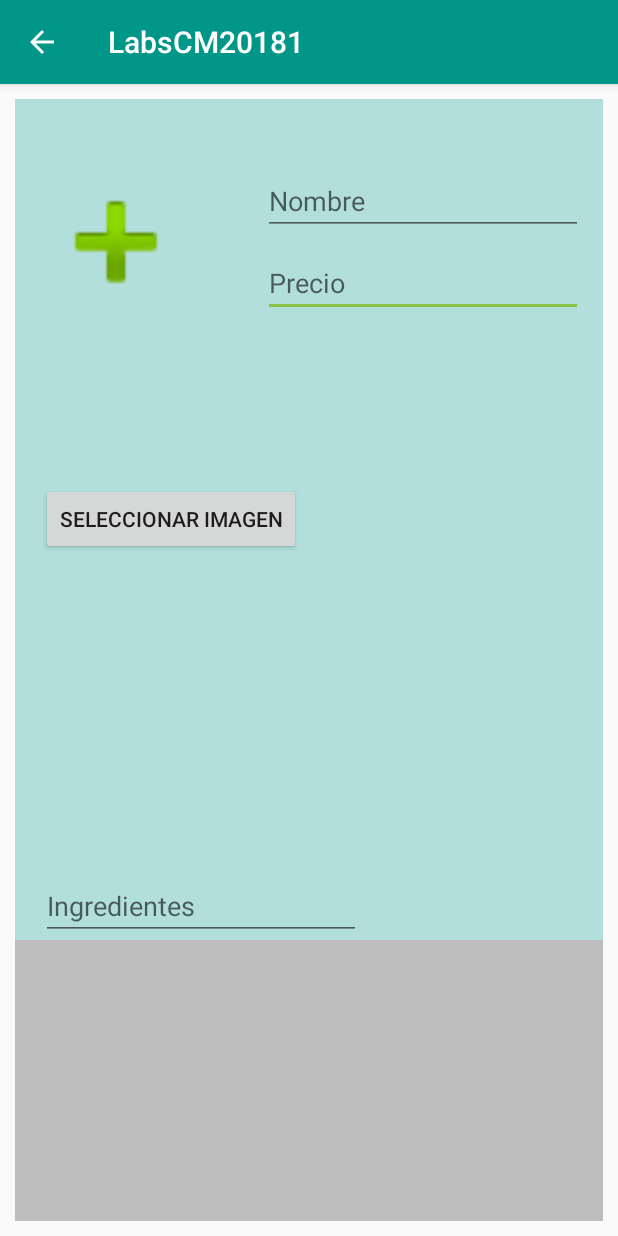
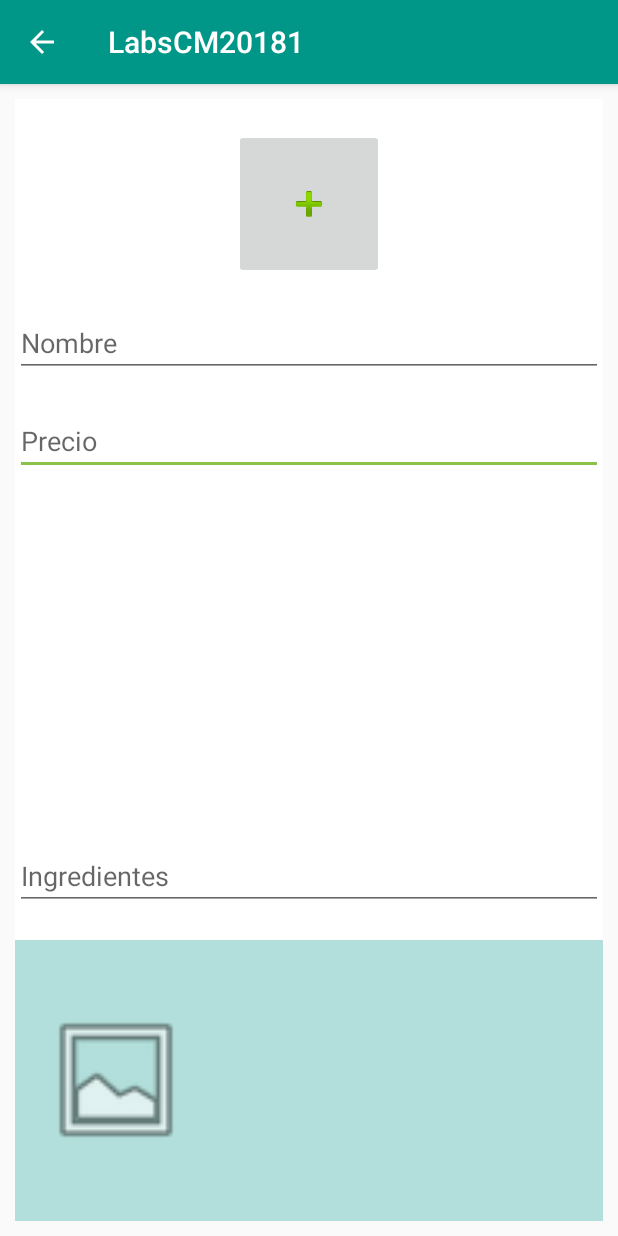
Before and after one commit to juanArias8/Mobile-computing, an Android app: the DrinksActivity screen opened directly, with no data from a screen before it, on a phone screen of 412 x 824 dp. Run offline under Robolectric (Android 15) with nearby library versions, the phone set to English and light mode, and no system bars.

Commit message:
Drinks Activity style

```diff
--- a/LabsCM20181/Lab1-UI/src/main/java/co/edu/udea/compumovil/gr06_20181/lab1/DrinksActivity.java
+++ b/LabsCM20181/Lab1-UI/src/main/java/co/edu/udea/compumovil/gr06_20181/lab1/DrinksActivity.java
@@ -10,33 +10,32 @@ import android.widget.ImageView;
 
 public class DrinksActivity extends AppCompatActivity {
 
-    ImageView imagen;
+    ImageView image;
 
     @Override
     protected void onCreate(Bundle savedInstanceState) {
         super.onCreate(savedInstanceState);
         setContentView(R.layout.activity_drinks);
 
-        imagen = (ImageView)findViewById(R.id.iv_drink_add_image);
-
+        image = (ImageView) findViewById(R.id.iv_drink_add_image);
     }
 
-    public void onClick(View view) {
-        cargarImagen();
+    public void ibLoadImage(View view) {
+        loadImage();
     }
 
-    private void cargarImagen(){
+    private void loadImage(){
         Intent intent=new Intent(Intent.ACTION_PICK, MediaStore.Images.Media.EXTERNAL_CONTENT_URI);
         intent.setType("image/");
-        startActivityForResult(intent.createChooser(intent,"Seleccione la aplicacion"),10);
+        startActivityForResult(intent.createChooser(intent,"Select an application"),10);
     }
 
     @Override
     protected void onActivityResult(int requestCode, int resultCode, Intent data) {
         super.onActivityResult(requestCode, resultCode, data);
-        if (resultCode==RESULT_OK){
-            Uri path=data.getData();
-            imagen.setImageURI(path);
+        if (resultCode == RESULT_OK){
+            Uri path = data.getData();
+            image.setImageURI(path);
         }
     }
 }
--- a/LabsCM20181/Lab1-UI/src/main/res/layout/activity_drinks.xml
+++ b/LabsCM20181/Lab1-UI/src/main/res/layout/activity_drinks.xml
@@ -10,58 +10,53 @@
         android:layout_width="match_parent"
         android:layout_height="0dp"
         android:layout_weight="0.75"
-        android:background="@color/colorLightPrimary">
+        android:background="@color/colorIconsText">
 
         <EditText
-            android:id="@+id/txt_drink_price"
+            android:id="@+id/et_drink_price"
             style="@android:style/Widget.Material.Light.EditText"
-            android:layout_width="wrap_content"
+            android:layout_width="match_parent"
             android:layout_height="wrap_content"
-            android:layout_alignBottom="@+id/iv_drink_add_image"
-            android:layout_alignParentEnd="true"
-            android:layout_marginEnd="13dp"
+            android:layout_alignStart="@+id/et_drink_name"
+            android:layout_below="@+id/et_drink_name"
+            android:layout_marginTop="20dp"
             android:ems="10"
             android:hint="@string/txt_drink_price"
             android:inputType="number" />
 
-        <ImageView
-            android:id="@+id/iv_drink_add_image"
-            android:layout_width="100dp"
-            android:layout_height="100dp"
-            android:layout_alignParentStart="true"
-            android:layout_alignParentTop="true"
-            android:layout_marginStart="17dp"
-            android:layout_marginTop="45dp"
-            app:srcCompat="@android:drawable/ic_input_add" />
-
         <EditText
-            android:id="@+id/txt_drink_ingredients"
-            android:layout_width="wrap_content"
+            android:id="@+id/et_drink_ingredients"
+            android:layout_width="match_parent"
             android:layout_height="wrap_content"
+            android:layout_alignEnd="@+id/et_drink_price"
             android:layout_alignParentBottom="true"
-            android:layout_alignStart="@+id/iv_drink_add_image"
+            android:layout_alignStart="@+id/et_drink_price"
+            android:layout_marginBottom="20dp"
             android:ems="10"
             android:hint="@string/txt_drink_ingredients"
             android:inputType="textPersonName" />
 
         <EditText
-            android:id="@+id/editText5"
-            android:layout_width="wrap_content"
+            android:id="@+id/et_drink_name"
+            android:layout_width="match_parent"
             android:layout_height="wrap_content"
-            android:layout_alignStart="@+id/txt_drink_price"
-            android:layout_alignTop="@+id/iv_drink_add_image"
+            android:layout_below="@+id/ib_drink_add_photo"
+            android:layout_centerHorizontal="true"
+            android:layout_marginTop="20dp"
             android:ems="10"
             android:hint="@string/txt_drink_name"
             android:inputType="textPersonName" />
 
-        <Button
-            android:id="@+id/btn_add_image"
-            android:layout_width="wrap_content"
-            android:layout_height="wrap_content"
-            android:layout_alignStart="@+id/iv_drink_add_image"
-            android:layout_centerVertical="true"
-            android:text="Seleccionar Imagen"
-            android:onClick="onClick"/>
+
+        <ImageButton
+            android:id="@+id/ib_drink_add_photo"
+            android:layout_width="100dp"
+            android:layout_height="100dp"
+            android:layout_alignParentTop="true"
+            android:layout_centerHorizontal="true"
+            android:layout_marginTop="20dp"
+            android:onClick="ibLoadImage"
+            app:srcCompat="@android:drawable/ic_input_add" />
 
     </RelativeLayout>
 
@@ -69,8 +64,16 @@
         android:layout_width="match_parent"
         android:layout_height="0dp"
         android:layout_weight="0.25"
-        android:background="@color/colorDivider">
+        android:background="@color/colorLightPrimary">
 
+        <ImageView
+            android:id="@+id/iv_drink_add_image"
+            android:layout_width="100dp"
+            android:layout_height="100dp"
+            android:layout_alignParentStart="true"
+            android:layout_centerVertical="true"
+            android:layout_marginStart="17dp"
+            app:srcCompat="@android:drawable/ic_menu_gallery" />
     </RelativeLayout>
 
 </LinearLayout>
```
